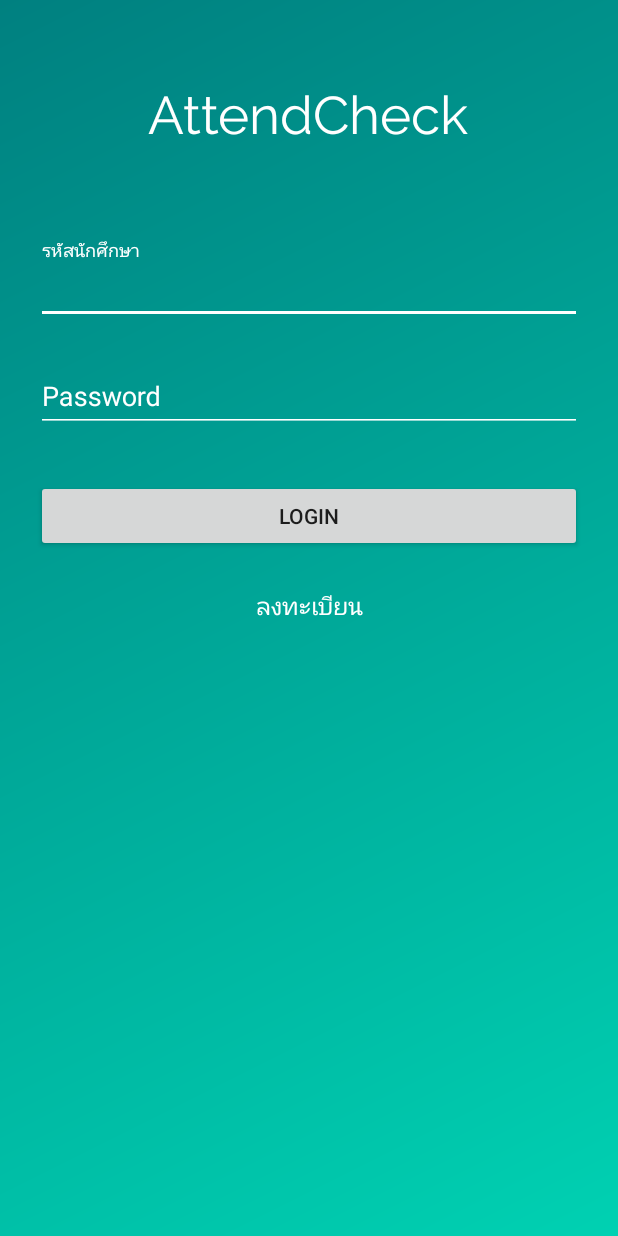
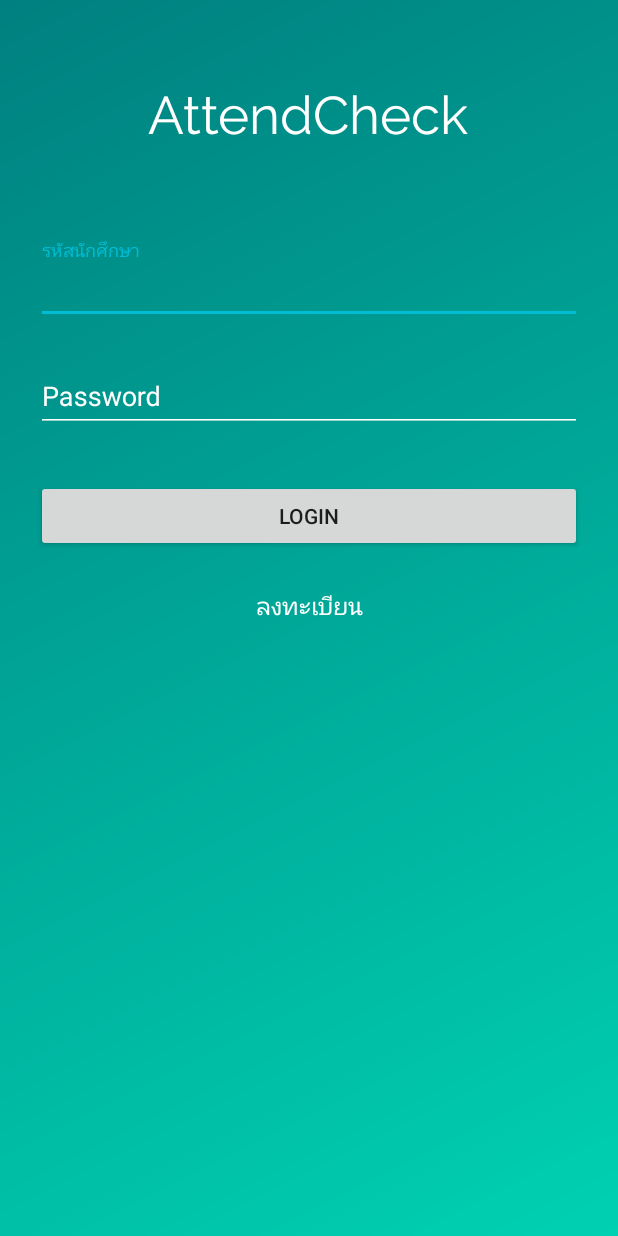
Before and after one commit to thanapongp/AttendCheck-android, an Android app: the screen it shows after launch (LoginActivity), on a phone screen of 412 x 824 dp. Run offline under Robolectric (Android 15) with nearby library versions, the phone set to English and light mode, and no system bars.

Commit message:
New color platte

```diff
--- a/app/src/main/res/values/colors.xml
+++ b/app/src/main/res/values/colors.xml
@@ -1,6 +1,14 @@
 <?xml version="1.0" encoding="utf-8"?>
 <resources>
-    <color name="colorPrimary">#3F51B5</color>
-    <color name="colorPrimaryDark">#00a58d</color>
-    <color name="colorAccent">#FF4081</color>
+    <!--<color name="colorPrimary">#3F51B5</color>-->
+    <!--<color name="colorPrimaryDark">#00a58d</color>-->
+    <!--<color name="colorAccent">#FF4081</color>-->
+    <color name="colorPrimary">#009688</color>
+    <color name="colorPrimaryDark">#00796B</color>
+    <color name="colorPrimaryLight">#B2DFDB</color>
+    <color name="colorAccent">#00BCD4</color>
+    <color name="colorPrimaryText">#212121</color>
+    <color name="colorSecondaryText">#757575</color>
+    <color name="colorIcons">#FFFFFF</color>
+    <color name="colorDivider">#BDBDBD</color>
 </resources>
--- a/app/src/main/res/values/styles.xml
+++ b/app/src/main/res/values/styles.xml
@@ -6,9 +6,6 @@
         <item name="colorPrimary">@color/colorPrimary</item>
         <item name="colorPrimaryDark">@color/colorPrimaryDark</item>
         <item name="colorAccent">@color/colorAccent</item>
-        <item name="colorControlNormal">#fff</item>
-        <item name="colorControlActivated">#fff</item>
-        <item name="colorControlHighlight">#fff</item>
     </style>
 
 </resources>
```
